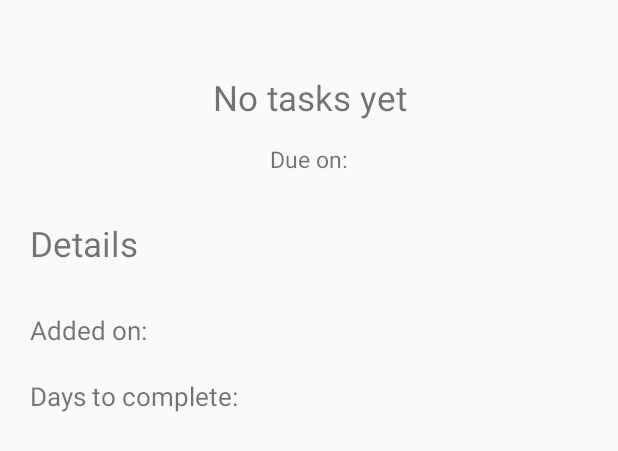
After one commit to Ynabokov/BrainItOn, an Android app: the layout details_activity.xml on its own in the app's theme, with its tools: preview values and no code run, on a phone screen of 412 x 824 dp. The commit adds this screen. Shown: the top 451 px of the screen. Run offline under Robolectric (Android 15) with nearby library versions, the phone set to English and light mode, and no system bars.

Commit message:
Plain design for the details page

```diff
--- a/app/build.gradle
+++ b/app/build.gradle
@@ -25,4 +25,5 @@ dependencies {
     testImplementation 'junit:junit:4.12'
     androidTestImplementation 'androidx.test:runner:1.1.1'
     androidTestImplementation 'androidx.test.espresso:espresso-core:3.1.1'
+    implementation 'androidx.cardview:cardview:1.0.0'
 }
--- /dev/null
+++ b/app/src/main/java/com/example/brainiton/DetailsActivity.java
@@ -0,0 +1,50 @@
+package com.example.brainiton;
+import android.content.Context;
+import android.content.Intent;
+import android.content.res.Configuration;
+import android.os.Bundle;
+import android.util.Log;
+import android.view.View;
+import android.widget.Button;
+import android.widget.CompoundButton;
+import android.widget.RadioButton;
+import android.widget.RadioGroup;
+import android.widget.Switch;
+
+import androidx.appcompat.app.AppCompatActivity;
+
+public class DetailsActivity extends AppCompatActivity {
+    private static final String TAG = "BrainItOn";
+    // Models
+    @Override
+    protected void onCreate(Bundle savedInstanceState) {
+        super.onCreate(savedInstanceState);
+        Log.d(TAG, "onCreate(Bundle) called");
+    }
+    @Override
+    public void onStart() {
+        super.onStart();
+        Log.d(TAG, "onStart() called");
+    }
+    @Override
+    public void onResume() {
+        super.onResume();
+        Log.d(TAG, "onResume() called");
+    }
+    @Override
+    public void onPause() {
+        super.onPause();
+        Log.d(TAG, "onPause() called");
+    }
+
+    @Override
+    public void onStop() {
+        super.onStop();
+        Log.d(TAG, "onStop() called");
+    }
+    @Override
+    public void onDestroy() {
+        super.onDestroy();
+        Log.d(TAG, "onDestroy() called");
+    }
+    }
--- /dev/null
+++ b/app/src/main/res/layout/details_activity.xml
@@ -0,0 +1,81 @@
+<?xml version="1.0" encoding="utf-8"?>
+<LinearLayout xmlns:android="http://schemas.android.com/apk/res/android"
+    android:orientation="vertical" android:layout_width="match_parent"
+    android:layout_height="match_parent">
+
+    <TextView
+        android:id="@+id/textView4"
+        android:layout_width="match_parent"
+        android:layout_height="40sp"
+        android:layout_marginTop="45sp"
+        android:text="No tasks yet"
+        android:gravity="center"
+        android:textSize="23dp"/>
+
+    <TextView
+        android:id="@+id/due_date_text"
+        android:layout_width="match_parent"
+        android:layout_height="wrap_content"
+        android:text="Due on:"
+        android:gravity="center"
+        android:textSize="15sp"
+        android:layout_marginTop="10sp"/>
+
+    <TextView
+        android:id="@+id/description_title"
+        android:layout_width="match_parent"
+        android:layout_height="wrap_content"
+        android:text="Details"
+        android:layout_marginLeft="20sp"
+        android:layout_marginRight="20sp"
+        android:textSize="23sp"
+        android:layout_marginTop="30sp"/>
+
+    <TextView
+        android:id="@+id/added_on"
+        android:layout_width="96sp"
+        android:layout_height="wrap_content"
+
+        android:layout_marginLeft="20sp"
+        android:layout_marginTop="30sp"
+        android:layout_marginRight="20sp"
+        android:text="Added on:"
+        android:textSize="17sp"/>
+
+    <TextView
+        android:id="@+id/days_to_complete"
+        android:layout_width="match_parent"
+        android:layout_height="wrap_content"
+        android:text="Days to complete:"
+        android:layout_marginLeft="20sp"
+        android:layout_marginTop="20sp"
+        android:layout_marginRight="20sp"
+        android:textSize="17sp"/>
+
+    <TextView
+        android:id="@+id/textView12"
+        android:layout_width="match_parent"
+        android:layout_height="wrap_content"
+        android:text="Description:"
+        android:layout_marginLeft="20sp"
+        android:layout_marginTop="20sp"
+        android:layout_marginRight="20sp"
+        android:textSize="17sp"
+        android:visibility="invisible"/>
+
+    <EditText
+        android:id="@+id/editText5"
+        android:layout_width="match_parent"
+        android:layout_height="168sp"
+        android:ems="10"
+        android:layout_marginRight="20sp"
+        android:gravity="start|top"
+        android:inputType="textMultiLine"
+        android:layout_marginLeft="20sp"
+        android:layout_marginTop="20sp"
+        android:textSize="17sp"
+        android:visibility="invisible"/><![CDATA[
+    />
+
+]]>
+</LinearLayout>
--- a/app/src/main/res/values/strings.xml
+++ b/app/src/main/res/values/strings.xml
@@ -1,3 +1,6 @@
 <resources>
     <string name="app_name">BrainIton</string>
+    <string-array name="tasks">
+        <item>No tasks yet</item>
+    </string-array>
 </resources>
```
Also changed, not shown: app/src/main/res/mipmap-mdpi/ic_launcher.png (deleted), app/src/main/res/mipmap-mdpi/ic_launcher_round.png (deleted).
